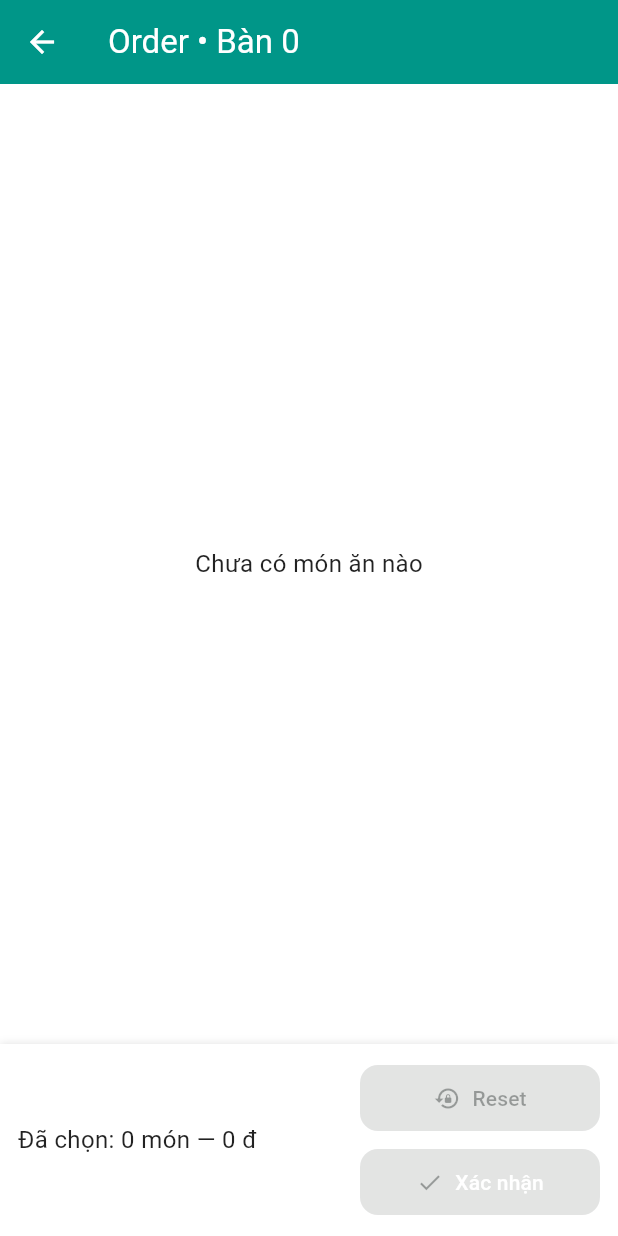
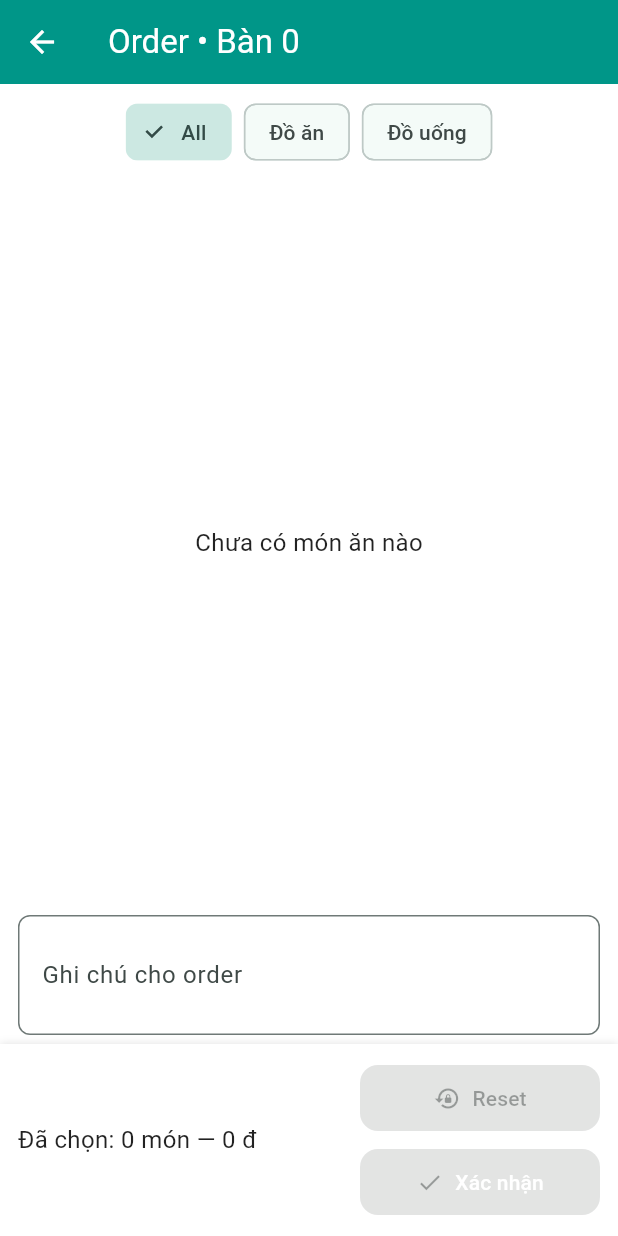
Before and after one commit to giangz0009/booking_table, a Flutter app: the OrderScreen screen opened directly with empty values, on a phone screen of 412 x 824 dp. Run offline on Flutter 3.47's test engine with Material 3 defaults, Android fonts, the phone set to English and light mode, and no system bars; our stand-ins replace cloud_firestore, firebase_auth, firebase_core, get, shared_preferences; accounts and stored records are empty.

Commit message:
[Tạm] Thêm thanh filter foodtype và ghi chú (chưa xử lý xong phần lấy foodtype từ firebase)

```diff
--- a/lib/client/ui/screens/OrderScreen.dart
+++ b/lib/client/ui/screens/OrderScreen.dart
@@ -15,8 +15,10 @@ class _OrderScreenState extends State<OrderScreen> {
   late final RestaurantTable table;
 
   final _currencyFormatter = NumberFormat.currency(locale: 'vi_VN', symbol: 'đ', decimalDigits: 0);
-  // RxMap để dễ observe. Khi thay đổi, Obx sẽ rebuild phần quan trọng.
   final RxMap<String, int> selectedItems = <String, int>{}.obs;
+  final TextEditingController noteController = TextEditingController();
+
+  String _selectedFilter = "all"; // all | food | drink
 
   @override
   void initState() {
@@ -29,7 +31,6 @@ class _OrderScreenState extends State<OrderScreen> {
   }
 
   void _toggleItem(String id) {
-    // thêm món mới với qty = 1, hoặc nếu đã tồn tại thì remove
     if (selectedItems.containsKey(id)) {
       selectedItems.remove(id);
     } else {
@@ -65,7 +66,6 @@ class _OrderScreenState extends State<OrderScreen> {
       return;
     }
 
-    // Ví dụ lưu order đơn giản vào Firestore (collection "orders")
     final orderData = {
       'tableId': table.id,
       'tableNumber': table.tableNumber,
@@ -73,11 +73,11 @@ class _OrderScreenState extends State<OrderScreen> {
           .map((e) => {
         'foodId': e.key,
         'qty': e.value,
-        // lấy giá tên tạm nếu muốn:
         'price': (docs.firstWhere((d) => d.id == e.key).data()['price'] ?? 0)
       })
           .toList(),
       'total': _calcTotalPrice(docs),
+      'note': noteController.text.trim(),
       'createdAt': FieldValue.serverTimestamp(),
       'status': 'pending',
     };
@@ -85,6 +85,7 @@ class _OrderScreenState extends State<OrderScreen> {
     await FirebaseFirestore.instance.collection('orders').add(orderData);
     Get.snackbar("Thành công", "Đã tạo order cho bàn ${table.tableNumber}");
     selectedItems.clear();
+    noteController.clear();
     Get.back();
   }
 
@@ -94,7 +95,34 @@ class _OrderScreenState extends State<OrderScreen> {
       appBar: AppBar(title: Text("Order • Bàn ${table.tableNumber}")),
       body: Column(
         children: [
-          // danh sách món (lắng nghe stream từ Firebase)
+          // Bộ lọc loại món
+          Padding(
+            padding: const EdgeInsets.symmetric(vertical: 8, horizontal: 12),
+            child: Row(
+              mainAxisAlignment: MainAxisAlignment.center,
+              children: [
+                ChoiceChip(
+                  label: const Text("All"),
+                  selected: _selectedFilter == "all",
+                  onSelected: (_) => setState(() => _selectedFilter = "all"),
+                ),
+                const SizedBox(width: 8),
+                ChoiceChip(
+                  label: const Text("Đồ ăn"),
+                  selected: _selectedFilter == "food",
+                  onSelected: (_) => setState(() => _selectedFilter = "food"),
+                ),
+                const SizedBox(width: 8),
+                ChoiceChip(
+                  label: const Text("Đồ uống"),
+                  selected: _selectedFilter == "drink",
+                  onSelected: (_) => setState(() => _selectedFilter = "drink"),
+                ),
+              ],
+            ),
+          ),
+
+          // danh sách món
           Expanded(
             child: StreamBuilder<QuerySnapshot<Map<String, dynamic>>>(
               stream: _foodsStream(),
@@ -106,7 +134,12 @@ class _OrderScreenState extends State<OrderScreen> {
                   return const Center(child: Text("Chưa có món ăn nào"));
                 }
 
-                final foods = snapshot.data!.docs;
+                var foods = snapshot.data!.docs;
+
+                // Lọc theo loại
+                if (_selectedFilter != "all") {
+                  foods = foods.where((doc) => doc['type'] == _selectedFilter).toList();
+                }
 
                 return ListView.separated(
                   padding: const EdgeInsets.all(12),
@@ -120,7 +153,6 @@ class _OrderScreenState extends State<OrderScreen> {
                     final price = (data["price"] ?? 0).toDouble();
                     final image = data["image"] ?? "https://via.placeholder.com/100";
 
-                    // Chỉ phần trailing cần rebuild khi selectedItems thay đổi -> dùng Obx
                     return ListTile(
                       leading: ClipRRect(
                         borderRadius: BorderRadius.circular(8),
@@ -161,7 +193,20 @@ class _OrderScreenState extends State<OrderScreen> {
             ),
           ),
 
-          // bottom bar: tổng & nút xác nhận (cần dữ liệu foods để tính tổng -> dùng StreamBuilder kết hợp)
+          // ghi chú
+          Padding(
+            padding: const EdgeInsets.symmetric(horizontal: 12, vertical: 6),
+            child: TextField(
+              controller: noteController,
+              decoration: InputDecoration(
+                labelText: "Ghi chú cho order",
+                border: OutlineInputBorder(borderRadius: BorderRadius.circular(8)),
+              ),
+              maxLines: 2,
+            ),
+          ),
+
+          // bottom bar
           StreamBuilder<QuerySnapshot<Map<String, dynamic>>>(
             stream: _foodsStream(),
             builder: (context, snapshot) {
@@ -180,12 +225,12 @@ class _OrderScreenState extends State<OrderScreen> {
                       Expanded(child: Text("Đã chọn: $totalItems món — ${_currencyFormatter.format(totalPrice)}")),
                       Column(
                         children: [
-                          // Nút Reset
                           ElevatedButton.icon(
                             onPressed: selectedItems.isEmpty ? null : () {
                               setState(() {
-                                selectedItems.clear(); // xóa hết số lượng món đã add
+                                selectedItems.clear();
                               });
+                              noteController.clear();
                             },
                             style: ElevatedButton.styleFrom(
                               minimumSize: Size(160, 30),
@@ -196,14 +241,10 @@ class _OrderScreenState extends State<OrderScreen> {
                             label: const Text("Reset"),
                           ),
                           const SizedBox(height: 8),
-
-                          // Nút Xác nhận
                           ElevatedButton.icon(
                             onPressed: selectedItems.isEmpty ? null : () => _submitOrder(foods),
                             icon: const Icon(Icons.check),
-                            label: const Text("Xác nhận",
-                              style: TextStyle(color: Colors.white),
-                            ),
+                            label: const Text("Xác nhận", style: TextStyle(color: Colors.white)),
                             style: ElevatedButton.styleFrom(
                               iconColor: Colors.white,
                               backgroundColor: Colors.green,
```
